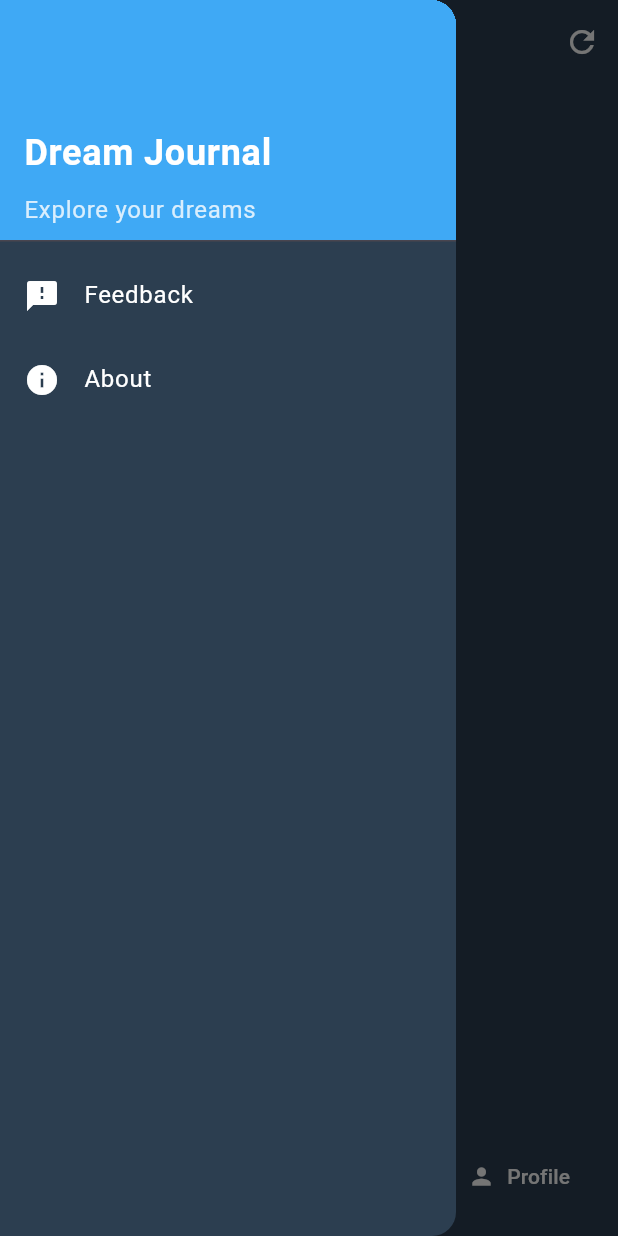
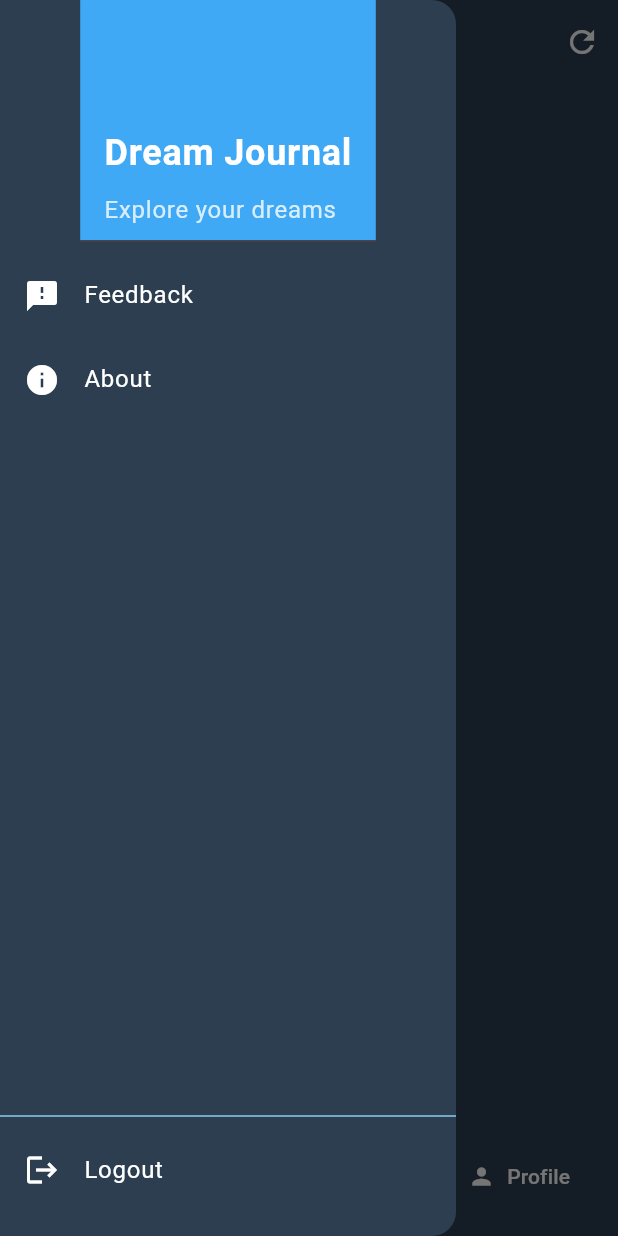
Before and after one commit to Syamgith/ai-dream-journal-frontend, a Flutter app: the MainScreen screen opened by its route, with the side drawer open, on a phone screen of 412 x 824 dp. Run offline on Flutter 3.47's test engine with Material 3 defaults, Android fonts, the phone set to English and light mode, and no system bars; our stand-ins replace flutter_dotenv, flutter_riverpod, flutter_secure_storage, google_sign_in; accounts and stored records are empty; network calls fail.

Commit message:
added logout btn to app drawer

```diff
--- a/dream_journal_app/lib/features/shared/widgets/app_drawer.dart
+++ b/dream_journal_app/lib/features/shared/widgets/app_drawer.dart
@@ -1,16 +1,17 @@
 import 'package:flutter/material.dart';
+import 'package:flutter_riverpod/flutter_riverpod.dart';
 import '../../../core/constants/app_colors.dart';
 import '../../../routes.dart';
+import '../../../features/auth/presentation/providers/auth_provider.dart';
 
-class AppDrawer extends StatelessWidget {
+class AppDrawer extends ConsumerWidget {
   const AppDrawer({super.key});
 
   @override
-  Widget build(BuildContext context) {
+  Widget build(BuildContext context, WidgetRef ref) {
     return Drawer(
       backgroundColor: AppColors.background,
-      child: ListView(
-        padding: EdgeInsets.zero,
+      child: Column(
         children: [
           DrawerHeader(
             decoration: const BoxDecoration(
@@ -39,6 +40,10 @@ class AppDrawer extends StatelessWidget {
               ],
             ),
           ),
+          Expanded(
+            child: ListView(
+              padding: EdgeInsets.zero,
+              children: [
                 ListTile(
                   leading: const Icon(Icons.feedback, color: Colors.white),
                   title: const Text(
@@ -63,6 +68,53 @@ class AppDrawer extends StatelessWidget {
                 ),
               ],
             ),
+          ),
+          const Divider(color: AppColors.lightBlue),
+          Padding(
+            padding: const EdgeInsets.only(bottom: 16.0),
+            child: ListTile(
+              leading: const Icon(Icons.logout, color: Colors.white),
+              title: const Text(
+                'Logout',
+                style: TextStyle(color: Colors.white),
+              ),
+              onTap: () {
+                Navigator.pop(context); // Close the drawer
+                _showLogoutConfirmation(context, ref);
+              },
+            ),
+          ),
+        ],
+      ),
+    );
+  }
+
+  void _showLogoutConfirmation(BuildContext context, WidgetRef ref) {
+    showDialog(
+      context: context,
+      builder: (context) => AlertDialog(
+        backgroundColor: AppColors.darkBlue,
+        title: const Text('Logout', style: TextStyle(color: AppColors.white)),
+        content: const Text('Are you sure you want to logout?',
+            style: TextStyle(color: AppColors.lightBlue)),
+        actions: [
+          TextButton(
+            onPressed: () => Navigator.of(context).pop(),
+            child: const Text('Cancel',
+                style: TextStyle(color: AppColors.primaryBlue)),
+          ),
+          ElevatedButton(
+            style: ElevatedButton.styleFrom(
+              backgroundColor: AppColors.primaryBlue,
+            ),
+            onPressed: () {
+              Navigator.of(context).pop();
+              ref.read(authProvider.notifier).logout();
+            },
+            child: const Text('Logout'),
+          ),
+        ],
+      ),
     );
   }
 }
```
Lines whose indentation alone changed are shown as unchanged.
